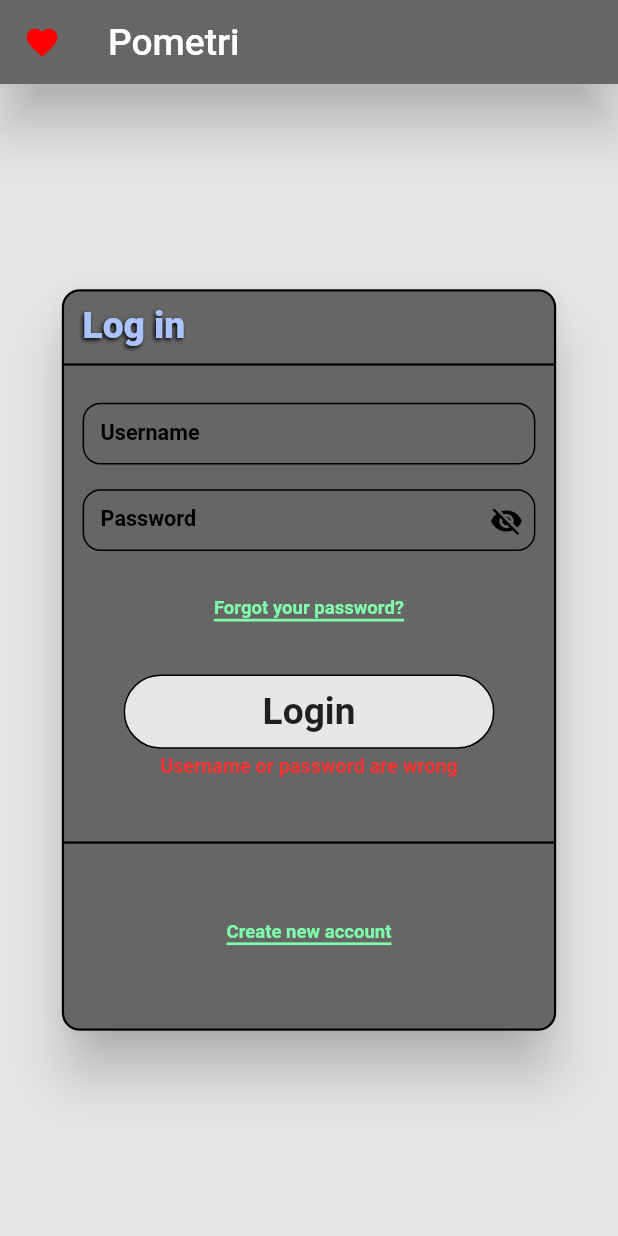
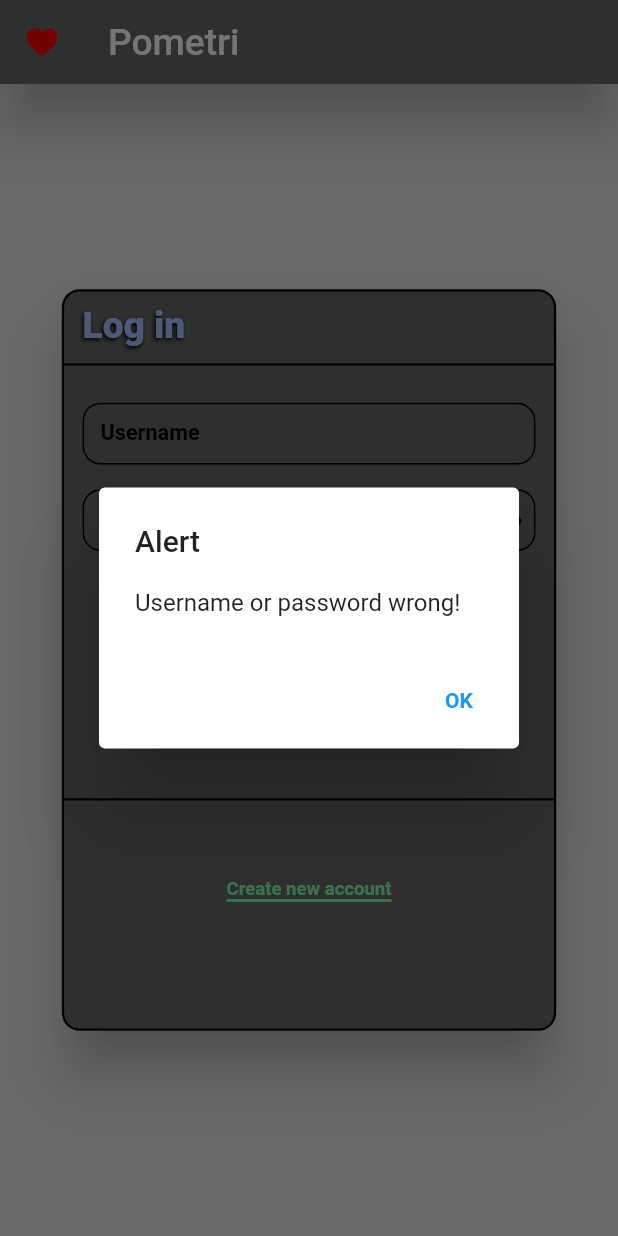
Before and after one commit to leon-mel/pometri, a Flutter app: the screen it shows after launch, after a tap on "Login", on a phone screen of 412 x 824 dp. Run offline on Flutter 3.47's test engine with Material 2 defaults, Android fonts, the phone set to English and light mode, and no system bars; drawn by our look-alikes of flutter_bounce; our stand-ins replace appinio_swiper, bloc, cloud_firestore, dartz, equatable, firebase_core and 8 more; accounts and stored records are empty.

Commit message:
Registrierungsstuff und Meldung bei fehlerhaftem Login

```diff
--- a/lib/UI/Login/loginContainerBody.dart
+++ b/lib/UI/Login/loginContainerBody.dart
@@ -267,6 +267,7 @@ class ButtonLogin extends StatefulWidget {
 
 class _ButtonLoginState extends State<ButtonLogin> {
 
+
   @override
   Widget build(BuildContext context) {
     return Padding(
@@ -285,8 +286,23 @@ class _ButtonLoginState extends State<ButtonLogin> {
             if(userResult && passwordResult){
               Navigator.pushNamed(context, WelcomePage.route);
             }else{
+              Widget okButton = TextButton(
+                child: const Text("OK", style: TextStyle(fontWeight: FontWeight.bold)),
+                onPressed: () {
+                  Navigator.pop(context);
+                },
+              );
+              AlertDialog alert = AlertDialog(
+                  title: const Text("Alert"),
+                  content: const Text("Username or password wrong!"),
+                  actions: [okButton]);
+              showDialog(
+                context: context,
+                builder: (BuildContext context) {
+                  return alert;
+                },
+              );
             }
-
           },
 
           duration: const Duration(milliseconds: 125),
@@ -312,40 +328,7 @@ class _ButtonLoginState extends State<ButtonLogin> {
 
 
 
-Color colorLabelWrongUserdata = const Color(0xFFFF3232);
-class LabelWrongUserdata extends StatefulWidget{
-  const LabelWrongUserdata({Key? key}) : super(key: key);
 
-  @override
-  State<LabelWrongUserdata> createState() => _LabelWrongUserdataState();
-}
-
-class _LabelWrongUserdataState extends State<LabelWrongUserdata> {
-
-
-  @override
-  Widget build(BuildContext context) {
-    return Expanded(
-      child: Padding(
-        padding: EdgeInsets.only(top: SizeConfig.blockSizeVertical * 0.5),
-        child: Center(
-          child: Container(
-            color: Colors.transparent,
-            height: SizeConfig.blockSizeVertical * 3,
-            child: Text(
-              "Username or password are wrong",
-              style: TextStyle(
-                fontSize: 1.6 * SizeConfig.blockSizeVertical,
-                fontWeight: FontWeight.bold,
-                color: colorLabelWrongUserdata,
-              ),
-            ),
-          ),
-        ),
-      ),
-    );
-  }
-}
 
 
 class LabelNewAccount extends StatefulWidget {
--- a/lib/UI/Login/loginMain.dart
+++ b/lib/UI/Login/loginMain.dart
@@ -58,10 +58,6 @@ class Login extends StatelessWidget {
                   ),
                   Row(
                     mainAxisAlignment: MainAxisAlignment.center,
-                    children: [LabelWrongUserdata()],
-                  ),
-                  Row(
-                    mainAxisAlignment: MainAxisAlignment.center,
                     children: [LabelNewAccount()],
                   ),
                 ],
--- a/lib/UI/Registration/registrationContainerBody.dart
+++ b/lib/UI/Registration/registrationContainerBody.dart
@@ -2,6 +2,8 @@ import 'package:flutter/material.dart';
 import 'package:flutter/services.dart';
 import 'package:speeddatingapp/domain/entities/classSizeConfig.dart';
 import 'package:intl/intl.dart';
+
+import '../../backend/database.dart';
 
 class TextFieldRegUsername extends StatefulWidget {
   const TextFieldRegUsername({Key? key}) : super(key: key);
@@ -1158,7 +1160,7 @@ class ButtonRegTermsOfService extends StatelessWidget {
     );
   }
 }
-
+/*
 class RegistrationButton extends StatelessWidget {
   const RegistrationButton({Key? key}) : super(key: key);
 
@@ -1175,23 +1177,27 @@ class RegistrationButton extends StatelessWidget {
         width: SizeConfig.blockSizeHorizontal * 50,
         child: ElevatedButton(
           onPressed: () {
-            Widget okButton = TextButton(
-              child: const Text("OK", style: TextStyle(fontWeight: FontWeight.bold)),
-              onPressed: () {
-                Navigator.pop(context);
-              },
-            );
-            AlertDialog alert = AlertDialog(
-                title: const Text("Notification"),
-                content: const Text("Your account creation was successful."),
-                actions: [okButton]);
-            showDialog(
-              context: context,
-              builder: (BuildContext context) {
-                return alert;
-              },
-            );
+            /*
+            String username = TextFieldRegUsernameController.text;
+            String password = shaEncode(passwordController.text);
+            String firstName = TextFieldRegFirstNameController.text;
+            String lastName = TextFieldRegLastNameController.text;
+            DateTime birthDate = TextFieldRegBirthDate.text
+            String email = TextFieldRegMailController.text;
+            String mobNumber = TextFieldRegMobNumberController.text;
+            String streetAddress = TextFieldRegStreetAddressController.text;
+            String addressNumber = TextFieldRegAddressNumberController.text;
+            String city = TextFieldRegCityController.text;
+            String postCode = TextFieldRegPostCodeController.text;
+            String country = TextFieldRegCountryController.text;
+
+            writeToFirebaseUser(username, firstName, lastName, birthDate, email, mobNumber, streetAddress, addressNumber, city, postCode, country);
+            writeToFirebaseLogin(username, password);
+            */
+
           },
+          child: Text('RegistrationButton'),
+        ),
           child: const Text("Create Account",
               style: TextStyle(
                   color: Color(0xFF000000), fontWeight: FontWeight.bold)),
@@ -1203,7 +1209,7 @@ class RegistrationButton extends StatelessWidget {
     );
   }
 }
-
+*/
 class ReturnToLoginRegButton extends StatelessWidget {
   const ReturnToLoginRegButton({Key? key}) : super(key: key);
 
--- a/lib/UI/Registration/registrationMain.dart
+++ b/lib/UI/Registration/registrationMain.dart
@@ -80,10 +80,10 @@ class Register extends StatelessWidget {
                       mainAxisAlignment: MainAxisAlignment.center,
                       children: [ButtonRegTermsOfService()],
                     ),
-                    Row(
+                    /*Row(
                       mainAxisAlignment: MainAxisAlignment.center,
                       children: [RegistrationButton()],
-                    ),
+                    ),*/
                     Row(
                       mainAxisAlignment: MainAxisAlignment.center,
                       children: [ReturnToLoginRegButton()],
```
Also changed, not shown: lib/backend/database.dart (+77 -0 lines), pubspec.lock.
